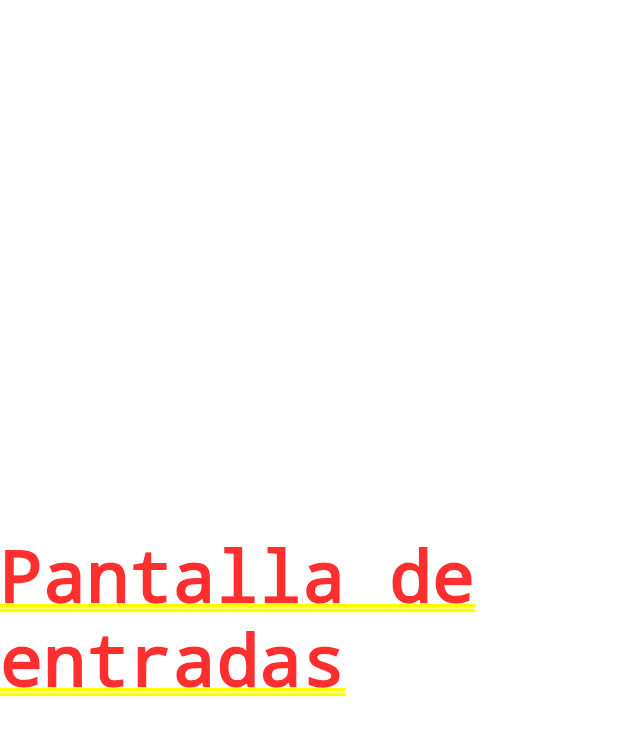
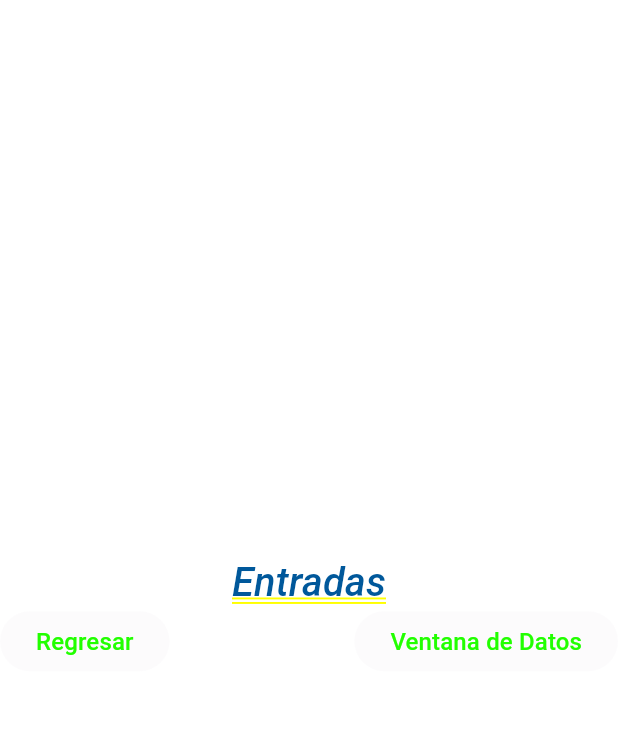
Before and after one commit to Migue0301/componentes_flutter, a Flutter app: the screen it shows after launch, after a tap on "Entradas", on a phone screen of 412 x 824 dp. Shown: the top 736 px of the screen. Run offline on Flutter 3.47's test engine with Material 3 defaults, Android fonts, the phone set to English and light mode, and no system bars; our stand-ins replace google_fonts; Roboto replaces fonts that are missing (Acme).

Commit message:
Adding ElevatedButtons in InputsScreen

```diff
--- a/lib/screens/inputs_screen.dart
+++ b/lib/screens/inputs_screen.dart
@@ -1,4 +1,5 @@
 import 'package:flutter/material.dart';
+import 'package:practica3_5b/theme/app_theme.dart';
 
 class InputsScreen extends StatefulWidget {
   const InputsScreen({super.key});
@@ -10,8 +11,33 @@ class InputsScreen extends StatefulWidget {
 class _InputsScreenState extends State<InputsScreen> {
   @override
   Widget build(BuildContext context) {
-    return const Center(
-      child: Text('Pantalla de entradas'),
+    return Column(
+      mainAxisAlignment: MainAxisAlignment.center,
+      children: [
+        Text(
+          'Entradas',
+          style: AppTheme.darkTheme.textTheme.headlineLarge,
+        ),
+        Row(
+          mainAxisAlignment: MainAxisAlignment.spaceBetween,
+          children: [
+            ElevatedButton(
+              onPressed: null,
+              child: Text(
+                'Regresar',
+                style: AppTheme.darkTheme.textTheme.bodySmall,
+              ),
+            ),
+            ElevatedButton(
+              onPressed: null,
+              child: Text(
+                'Ventana de Datos',
+                style: AppTheme.darkTheme.textTheme.bodySmall,
+              ),
+            ),
+          ],
+        ),
+      ],
     );
   }
 }
```
